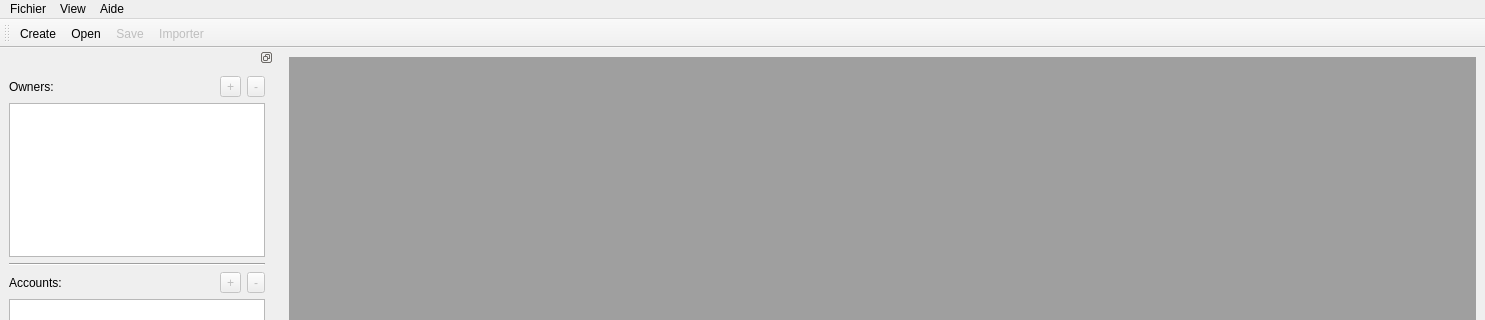
Old version of the form src/ui/mainwindow.ui in the repository KindVador/Accountancy; both pictures show x 0 to 1485 and y 0 to 320 of the 1485 by 812 pixel window.
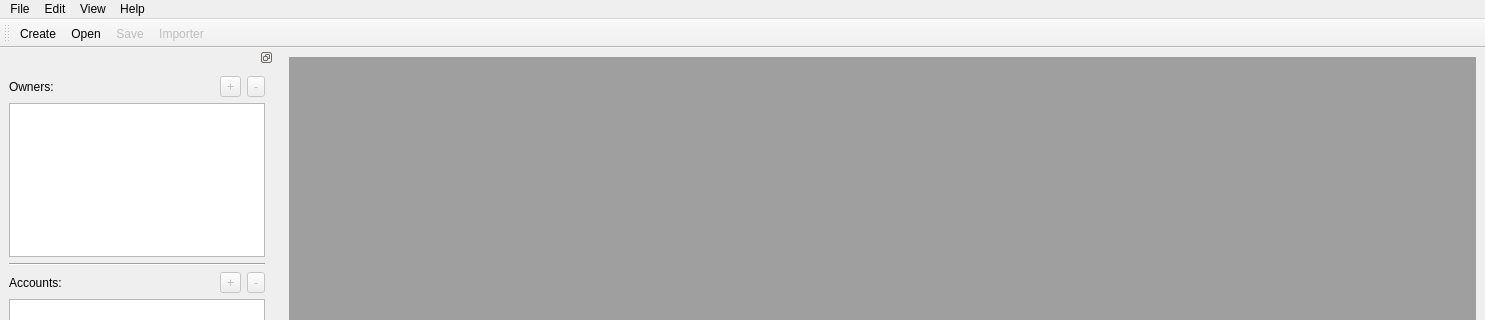
New version of the form. Icons and pictures are not drawn.

What changed in the file:
```diff
--- a/src/ui/mainwindow.ui
+++ b/src/ui/mainwindow.ui
@@ -39,9 +39,9 @@
      <height>37</height>
     </rect>
    </property>
-   <widget class="QMenu" name="menuFichier">
+   <widget class="QMenu" name="fileMenu">
     <property name="title">
-     <string>Fichier</string>
+     <string>File</string>
     </property>
     <addaction name="actionCreate"/>
     <addaction name="actionOpen"/>
@@ -50,22 +50,30 @@
     <addaction name="actionSaveAs"/>
     <addaction name="actionClose"/>
    </widget>
-   <widget class="QMenu" name="menuAide">
+   <widget class="QMenu" name="helpMenu">
     <property name="title">
-     <string>Aide</string>
+     <string>Help</string>
     </property>
     <addaction name="actionCredits"/>
     <addaction name="actionAbout"/>
    </widget>
-   <widget class="QMenu" name="menuView">
+   <widget class="QMenu" name="viewMenu">
     <property name="title">
      <string>View</string>
     </property>
     <addaction name="actionMainDock"/>
    </widget>
-   <addaction name="menuFichier"/>
-   <addaction name="menuView"/>
-   <addaction name="menuAide"/>
+   <widget class="QMenu" name="documentMenu">
+    <property name="title">
+     <string>Edit</string>
+    </property>
+    <addaction name="actionCurrencies"/>
+    <addaction name="actionInstitutions"/>
+   </widget>
+   <addaction name="fileMenu"/>
+   <addaction name="documentMenu"/>
+   <addaction name="viewMenu"/>
+   <addaction name="helpMenu"/>
   </widget>
   <widget class="QStatusBar" name="statusbar"/>
   <widget class="QToolBar" name="toolBar">
```
Left out of the diff: 10 changed lines with no effect on the pictures.
